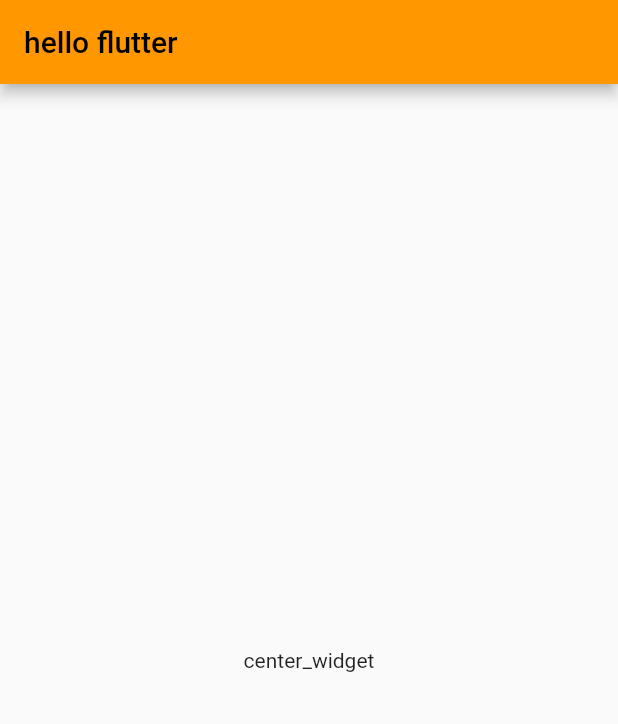
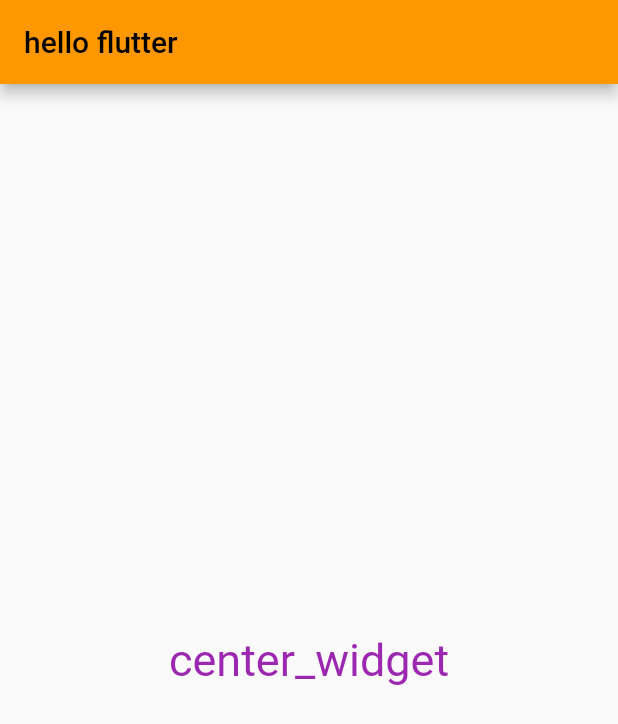
Before and after one commit to tossarporn/beginner_flutter, a Flutter app: the screen it shows after launch, on a phone screen of 412 x 824 dp. Shown: the top 724 px of the screen. Run offline on Flutter 3.47's test engine with Material 2 defaults, Android fonts, the phone set to English and light mode, and no system bars.

Commit message:
define_style_TextStyle

```diff
--- a/lib/main.dart
+++ b/lib/main.dart
@@ -17,8 +17,11 @@ class Myapp extends StatelessWidget {
           title: Text("hello flutter"),
         ),
         body: Center(
-          child: Text("center_widget"),
+          child: Text(
+            "center_widget",
+            style: TextStyle(fontSize: 30, color: Colors.purple),
           ),
+        ),
       ),
       theme: ThemeData(primarySwatch: Colors.orange),
     );
```
